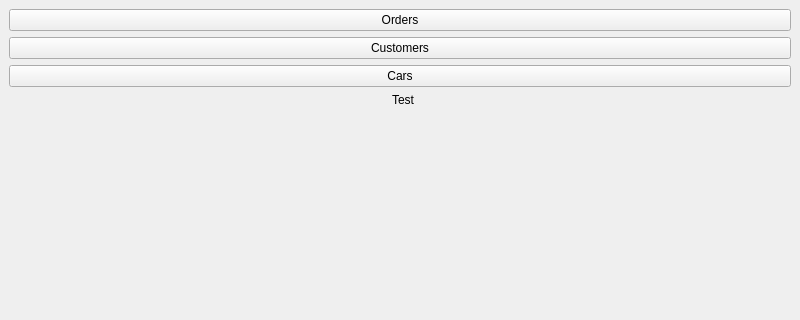
Before: the Qt Designer form carRentalTest/mainwindow.ui in terjetopland/carRentals, drawn with Qt 5; both pictures show x 0 to 800 and y 0 to 320 of the 800 by 600 pixel window.
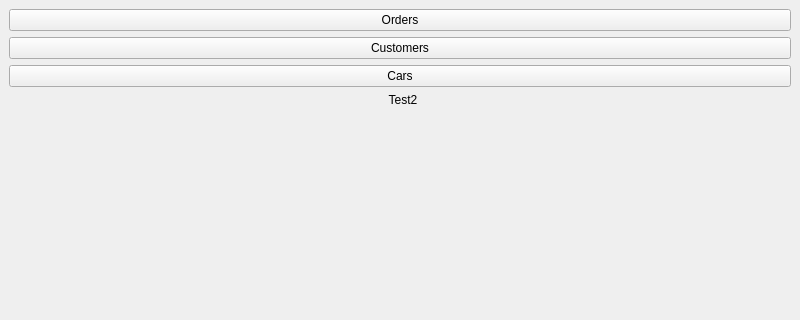
After: the same form once the commit is applied.

What changed in the file:
```diff
--- a/carRentalTest/mainwindow.ui
+++ b/carRentalTest/mainwindow.ui
@@ -41,7 +41,7 @@
       <item row="3" column="1">
        <widget class="QLabel" name="label">
         <property name="text">
-         <string>Test</string>
+         <string>Test2</string>
         </property>
         <property name="alignment">
          <set>Qt::AlignCenter</set>
```
